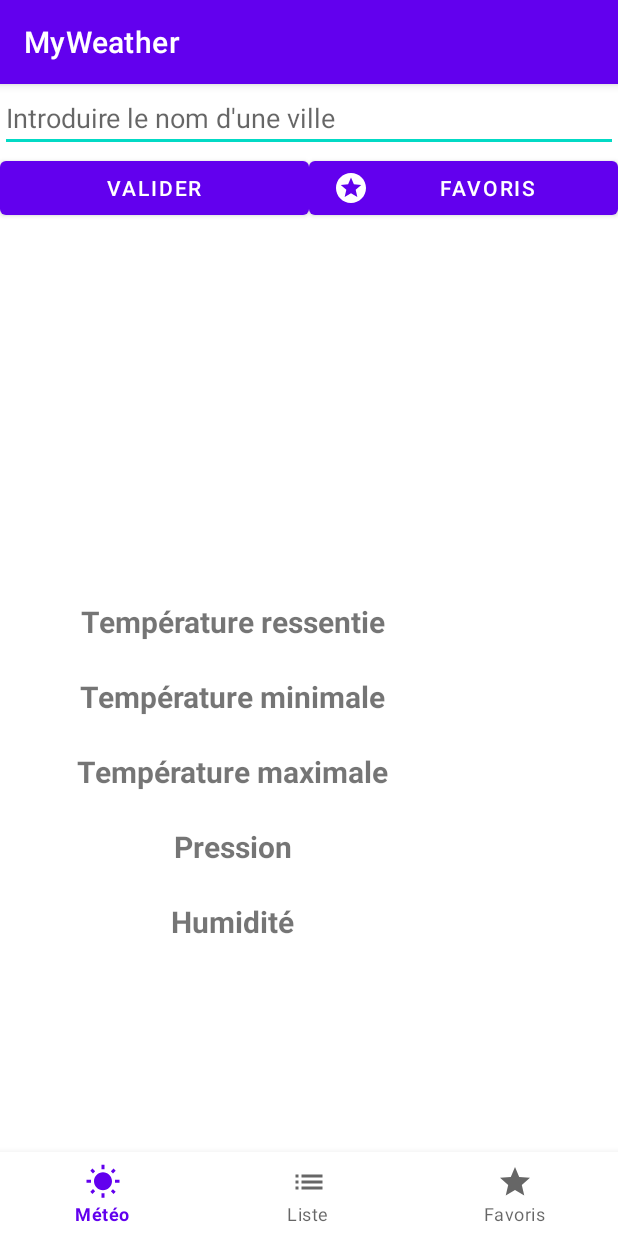
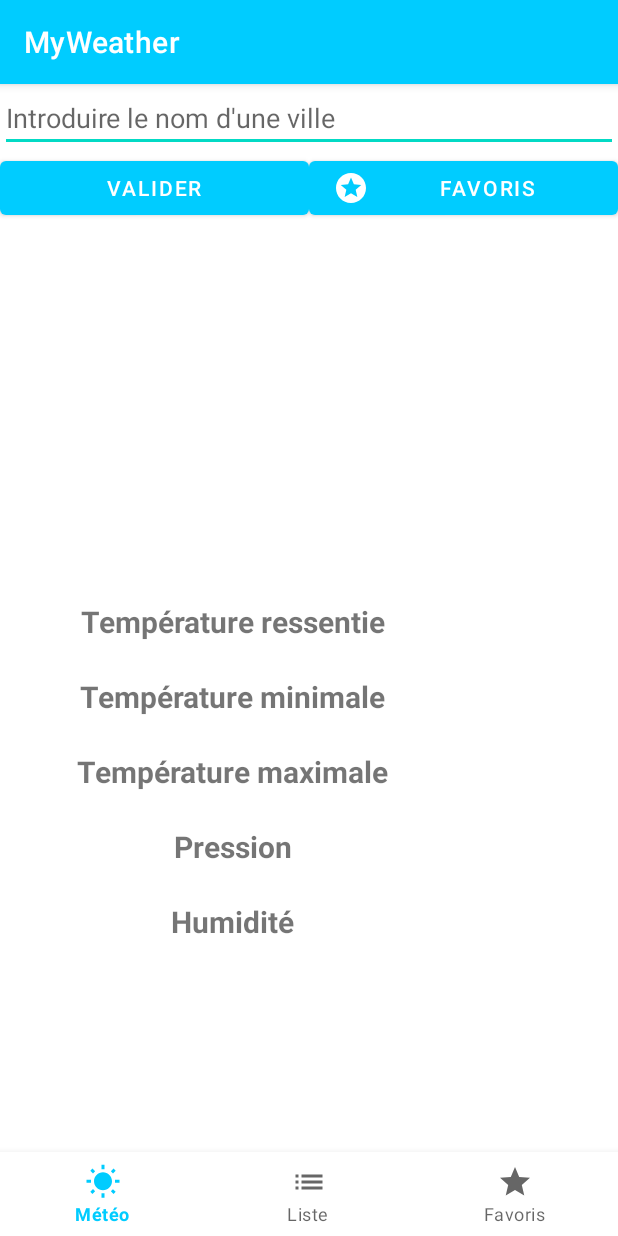
Before and after one commit to haddadyanis10/DevMob, an Android app: the screen it shows after launch (MainActivity), on a phone screen of 412 x 824 dp. Run offline under Robolectric (Android 15) with nearby library versions, the phone set to English and light mode, and no system bars; our stand-ins replace Picasso; pictures from the network do not load.

Commit message:
changement de couleurs

```diff
--- a/app/src/main/java/com/example/devmobile/ListFragment.java
+++ b/app/src/main/java/com/example/devmobile/ListFragment.java
@@ -106,7 +106,6 @@ public class ListFragment extends Fragment {
                     ResponseWeatherFiveD meteo=response.body();
                     listeWeather = meteo.getListWeatherFiveDays();
                     recyclerAdapter.addWeatherList(listeWeather);
-
                 } else {
                     Toast.makeText(getActivity().getApplicationContext(), "Veuillez introduire le nom d'une ville", Toast.LENGTH_LONG).show();
                 }
--- a/app/src/main/res/layout/fragment_sun.xml
+++ b/app/src/main/res/layout/fragment_sun.xml
@@ -22,7 +22,7 @@
     <TextView
         android:id="@+id/nomVille"
         android:layout_width="wrap_content"
-        android:layout_height="50dp"
+        android:layout_height="wrap_content"
         android:textSize="40sp"
         app:layout_constraintTop_toTopOf="parent"
         app:layout_constraintStart_toStartOf="parent"
--- a/app/src/main/res/values/colors.xml
+++ b/app/src/main/res/values/colors.xml
@@ -7,4 +7,6 @@
     <color name="teal_700">#FF018786</color>
     <color name="black">#FF000000</color>
     <color name="white">#FFFFFFFF</color>
+    <color name="blue">#00CCFF</color>
+    <color name="grey">#999999</color>
 </resources>
--- a/app/src/main/res/values/themes.xml
+++ b/app/src/main/res/values/themes.xml
@@ -2,8 +2,8 @@
     <!-- Base application theme. -->
     <style name="Theme.DevMobile" parent="Theme.MaterialComponents.DayNight.DarkActionBar">
         <!-- Primary brand color. -->
-        <item name="colorPrimary">@color/purple_500</item>
-        <item name="colorPrimaryVariant">@color/purple_700</item>
+        <item name="colorPrimary">@color/blue</item>
+        <item name="colorPrimaryVariant">@color/white</item>
         <item name="colorOnPrimary">@color/white</item>
         <!-- Secondary brand color. -->
         <item name="colorSecondary">@color/teal_200</item>
```
